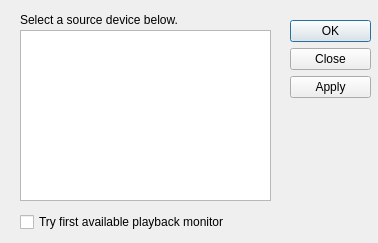
This is src/qprojectM-pulseaudio/PulseDeviceChooserDialog.ui in projectM-visualizer/projectm as Qt 5 draws it before an edit. The edited form follows.
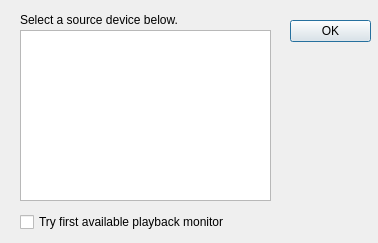
This is the edited form.

Commit message: correct checkbox lock behavior implemented in dev chooser dialog

What changed in the file:
```diff
--- a/src/qprojectM-pulseaudio/PulseDeviceChooserDialog.ui
+++ b/src/qprojectM-pulseaudio/PulseDeviceChooserDialog.ui
@@ -25,7 +25,7 @@
     <enum>Qt::Vertical</enum>
    </property>
    <property name="standardButtons" >
-    <set>QDialogButtonBox::Apply|QDialogButtonBox::Close|QDialogButtonBox::NoButton|QDialogButtonBox::Ok</set>
+    <set>QDialogButtonBox::Ok</set>
    </property>
   </widget>
   <widget class="QCheckBox" name="tryFirstPlayBackMonitorCheckBox" >
```
Left out of the diff: 5 changed lines with no effect on the pictures. The commit also changes 2 other files.
